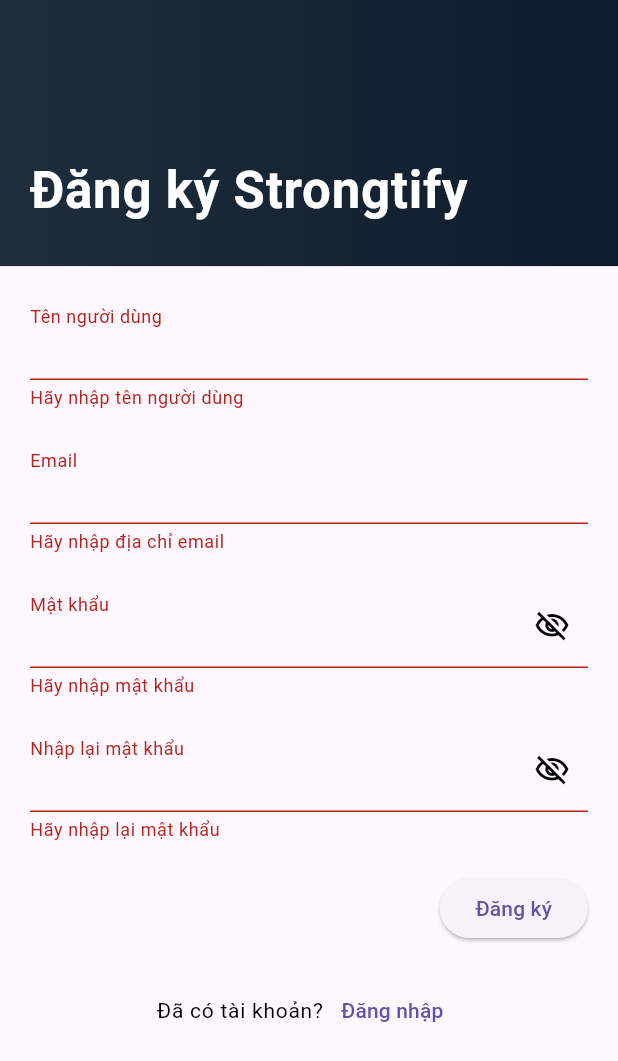
After one commit to VuStrong/Strongtify, a Flutter app: the RegisterScreen screen opened by its route, after a tap on "Đăng ký", on a phone screen of 412 x 824 dp. The commit adds this screen. Shown: the top 1061 px of the screen. Run offline on Flutter 3.47's test engine with Material 3 defaults, Android fonts, the phone set to English and light mode, and no system bars; our stand-ins replace flutter_svg; Roboto replaces fonts that are missing (Ubuntu).

Commit message:
Add register screen

```diff
--- a/strongtify_mobile_app/lib/main.dart
+++ b/strongtify_mobile_app/lib/main.dart
@@ -1,5 +1,6 @@
 import 'package:flutter/material.dart';
 import 'package:strongtify_mobile_app/screens/auth/login_screen.dart';
+import 'package:strongtify_mobile_app/screens/auth/register_screen.dart';
 
 void main() {
   runApp(const MyApp());
@@ -20,6 +21,7 @@
       initialRoute: LoginScreen.id,
       routes: {
         LoginScreen.id: (context) => const LoginScreen(),
+        RegisterScreen.id: (context) => const RegisterScreen(),
       },
     );
   }
--- /dev/null
+++ b/strongtify_mobile_app/lib/screens/auth/register_screen.dart
@@ -0,0 +1,225 @@
+import 'package:flutter/material.dart';
+import 'package:strongtify_mobile_app/components/text_input.dart';
+import 'package:strongtify_mobile_app/constants/regex_constants.dart';
+import 'package:strongtify_mobile_app/screens/auth/login_screen.dart';
+
+import '../../utils/common_widgets/gradient_background.dart';
+
+class RegisterScreen extends StatefulWidget {
+  const RegisterScreen({super.key});
+
+  static String id = 'register_screen';
+
+  @override
+  State<RegisterScreen> createState() => _RegisterScreenState();
+}
+
+class _RegisterScreenState extends State<RegisterScreen> {
+  final _formKey = GlobalKey<FormState>();
+
+  late final TextEditingController nameController;
+  late final TextEditingController emailController;
+  late final TextEditingController passwordController;
+  late final TextEditingController confirmPasswordController;
+
+  final ValueNotifier<bool> passwordNotifier = ValueNotifier(true);
+  final ValueNotifier<bool> confirmPasswordNotifier = ValueNotifier(true);
+
+  void disposeControllers() {
+    nameController.dispose();
+    emailController.dispose();
+    passwordController.dispose();
+    confirmPasswordController.dispose();
+  }
+
+  @override
+  void initState() {
+    nameController = TextEditingController();
+    emailController = TextEditingController();
+    passwordController = TextEditingController();
+    confirmPasswordController = TextEditingController();
+
+    super.initState();
+  }
+
+  @override
+  void dispose() {
+    disposeControllers();
+    super.dispose();
+  }
+
+  @override
+  Widget build(BuildContext context) {
+    return Scaffold(
+      body: ListView(
+        children: [
+          const GradientBackground(
+            children: [
+              Text('Đăng ký Strongtify',
+                  style: TextStyle(
+                    fontWeight: FontWeight.bold,
+                    color: Colors.white,
+                    fontSize: 34,
+                    letterSpacing: 0.5,
+                  )),
+              SizedBox(height: 6),
+            ],
+          ),
+          Padding(
+            padding: const EdgeInsets.all(20),
+            child: Form(
+              key: _formKey,
+              child: Column(
+                crossAxisAlignment: CrossAxisAlignment.end,
+                children: [
+                  TextInput(
+                    autofocus: true,
+                    labelText: 'Tên người dùng',
+                    keyboardType: TextInputType.name,
+                    textInputAction: TextInputAction.next,
+                    onChanged: (value) => _formKey.currentState?.validate(),
+                    validator: (value) {
+                      return value!.isEmpty ? 'Hãy nhập tên người dùng' : null;
+                    },
+                    controller: nameController,
+                  ),
+                  TextInput(
+                    labelText: 'Email',
+                    controller: emailController,
+                    textInputAction: TextInputAction.next,
+                    keyboardType: TextInputType.emailAddress,
+                    onChanged: (_) => _formKey.currentState?.validate(),
+                    validator: (value) {
+                      return value!.isEmpty
+                          ? 'Hãy nhập địa chỉ email'
+                          : RegexConstants.emailRegex.hasMatch(value)
+                              ? null
+                              : 'Địa chỉ email không phù hợp!';
+                    },
+                  ),
+                  ValueListenableBuilder<bool>(
+                    valueListenable: passwordNotifier,
+                    builder: (_, passwordObscure, __) {
+                      return TextInput(
+                        obscureText: passwordObscure,
+                        controller: passwordController,
+                        labelText: 'Mật khẩu',
+                        textInputAction: TextInputAction.next,
+                        keyboardType: TextInputType.visiblePassword,
+                        onChanged: (_) => _formKey.currentState?.validate(),
+                        validator: (value) {
+                          return value!.isEmpty
+                              ? 'Hãy nhập mật khẩu'
+                              : value.length >= 8
+                                  ? null
+                                  : 'Mật khẩu phải có ít nhất 8 ký tự!';
+                        },
+                        suffixIcon: Focus(
+                          /// If false,
+                          ///
+                          /// disable focus for all of this node's descendants
+                          descendantsAreFocusable: false,
+
+                          /// If false,
+                          ///
+                          /// make this widget's descendants un-traversable.
+                          // descendantsAreTraversable: false,
+                          child: IconButton(
+                            onPressed: () =>
+                                passwordNotifier.value = !passwordObscure,
+                            style: IconButton.styleFrom(
+                              minimumSize: const Size.square(48),
+                            ),
+                            icon: Icon(
+                              passwordObscure
+                                  ? Icons.visibility_off_outlined
+                                  : Icons.visibility_outlined,
+                              color: Colors.black,
+                            ),
+                          ),
+                        ),
+                      );
+                    },
+                  ),
+                  ValueListenableBuilder(
+                    valueListenable: confirmPasswordNotifier,
+                    builder: (_, confirmPasswordObscure, __) {
+                      return TextInput(
+                        labelText: 'Nhập lại mật khẩu',
+                        controller: confirmPasswordController,
+                        obscureText: confirmPasswordObscure,
+                        textInputAction: TextInputAction.done,
+                        keyboardType: TextInputType.visiblePassword,
+                        onChanged: (_) => _formKey.currentState?.validate(),
+                        validator: (value) {
+                          return value!.isEmpty
+                              ? 'Hãy nhập lại mật khẩu'
+                              : passwordController.text ==
+                                          confirmPasswordController.text
+                                      ? null
+                                      : 'Mật khẩu không khớp';
+                        },
+                        suffixIcon: Focus(
+                          /// If false,
+                          ///
+                          /// disable focus for all of this node's descendants.
+                          descendantsAreFocusable: false,
+
+                          /// If false,
+                          ///
+                          /// make this widget's descendants un-traversable.
+                          // descendantsAreTraversable: false,
+                          child: IconButton(
+                            onPressed: () => confirmPasswordNotifier.value =
+                                !confirmPasswordObscure,
+                            style: IconButton.styleFrom(
+                              minimumSize: const Size.square(48),
+                            ),
+                            icon: Icon(
+                              confirmPasswordObscure
+                                  ? Icons.visibility_off_outlined
+                                  : Icons.visibility_outlined,
+                              color: Colors.black,
+                            ),
+                          ),
+                        ),
+                      );
+                    },
+                  ),
+                  ElevatedButton(
+                    onPressed: () {
+                      if (_formKey.currentState!.validate()) {
+                        ScaffoldMessenger.of(context).showSnackBar(
+                          const SnackBar(content: Text('Processing Register')),
+                        );
+                      }
+                    },
+                    child: const Text('Đăng ký'),
+                  ),
+                ],
+              ),
+            ),
+          ),
+          Row(
+            mainAxisAlignment: MainAxisAlignment.center,
+            children: [
+              Text(
+                'Đã có tài khoản?',
+                style: const TextStyle(
+                  color: Colors.grey,
+                  letterSpacing: 0.5,
+                ).copyWith(color: Colors.black),
+              ),
+              TextButton(
+                onPressed: () {
+                  Navigator.pushNamedAndRemoveUntil(context, LoginScreen.id, (route) => false);
+                },
+                child: const Text('Đăng nhập'),
+              ),
+            ],
+          ),
+        ],
+      ),
+    );
+  }
+}
--- a/strongtify_mobile_app/pubspec.yaml
+++ b/strongtify_mobile_app/pubspec.yaml
@@ -36,6 +36,8 @@
   # Use with the CupertinoIcons class for iOS style icons.
   cupertino_icons: ^1.0.2
   flutter_svg: ^2.0.9
+  flutter_bloc: ^8.1.3
+  flutter_secure_storage: ^9.0.0
 
 dev_dependencies:
   flutter_test:
```
Also changed, not shown: strongtify_mobile_app/lib/screens/auth/login_screen.dart (+15 -37 lines), strongtify_mobile_app/lib/screens/home_screen.dart (added, +15 -0 lines), strongtify_mobile_app/pubspec.lock, 5 other files.
